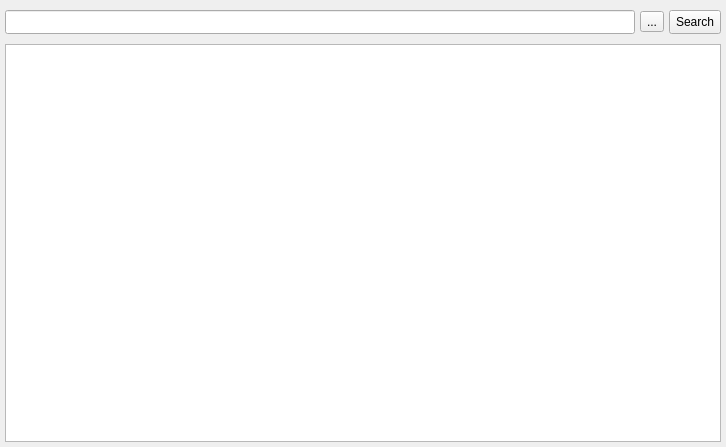
Old version of the form widget.ui in the repository MrBeanCpp/Dr-Folder.
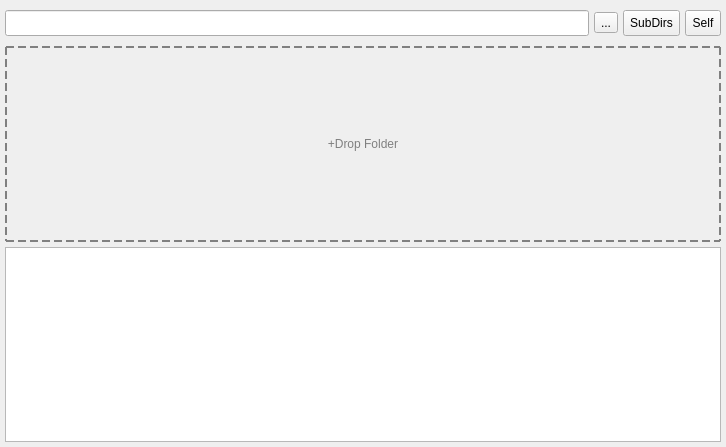
New version of the form.

Commit message: 添加拖拽 & Placeholder

What changed in the file:
```diff
--- a/widget.ui
+++ b/widget.ui
@@ -42,7 +42,7 @@
        <property name="minimumSize">
         <size>
          <width>0</width>
-         <height>24</height>
+         <height>26</height>
         </size>
        </property>
        <property name="styleSheet">
@@ -66,7 +66,20 @@
         </sizepolicy>
        </property>
        <property name="text">
-        <string>Search</string>
+        <string>SubDirs</string>
+       </property>
+      </widget>
+     </item>
+     <item>
+      <widget class="QToolButton" name="btn_self">
+       <property name="sizePolicy">
+        <sizepolicy hsizetype="Fixed" vsizetype="Preferred">
+         <horstretch>0</horstretch>
+         <verstretch>0</verstretch>
+        </sizepolicy>
+       </property>
+       <property name="text">
+        <string>Self</string>
        </property>
       </widget>
      </item>
@@ -88,6 +101,25 @@
      </property>
     </spacer>
    </item>
+   <item>
+    <widget class="QPushButton" name="placeholder">
+     <property name="sizePolicy">
+      <sizepolicy hsizetype="Expanding" vsizetype="Expanding">
+       <horstretch>0</horstretch>
+       <verstretch>0</verstretch>
+      </sizepolicy>
+     </property>
+     <property name="styleSheet">
+      <string notr="true">background: transparent;
+border: 2px dashed gray;
+font: 700 22pt &quot;Microsoft YaHei UI&quot;;
+color: gray;</string>
+     </property>
+     <property name="text">
+      <string>+Drop Folder</string>
+     </property>
+    </widget>
+   </item>
    <item>
     <widget class="QListWidget" name="listWidget"/>
    </item>
```
Left out of the diff: 2 changed lines with no effect on the pictures. The commit also changes 3 other files.
